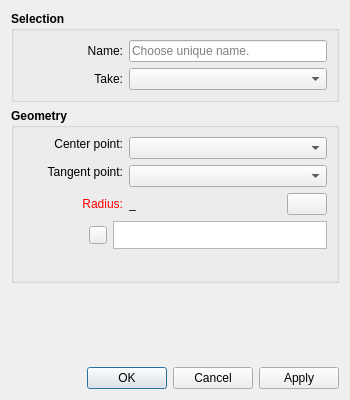
The window that src/libs/vtools/dialogs/tools/intersect_circletangent_dialog.ui (FashionFreedom/Seamly2D) describes before a commit, drawn with Qt 5.
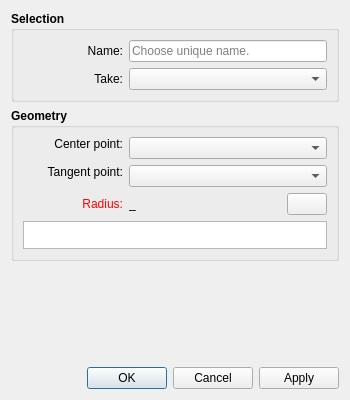
The same window after the commit. Icons and pictures are not drawn. Custom widgets are drawn as their Qt base class.

```diff
--- a/src/libs/vtools/dialogs/tools/intersect_circletangent_dialog.ui
+++ b/src/libs/vtools/dialogs/tools/intersect_circletangent_dialog.ui
@@ -52,12 +52,7 @@
        <property name="title">
         <string>Selection</string>
        </property>
-       <layout class="QVBoxLayout" name="verticalLayout">
-        <item>
          <layout class="QFormLayout" name="formLayout">
-          <property name="labelAlignment">
-           <set>Qt::AlignRight|Qt::AlignTrailing|Qt::AlignVCenter</set>
-          </property>
           <item row="0" column="0">
            <widget class="QLabel" name="labelEditNamePoint">
             <property name="sizePolicy">
@@ -165,8 +160,6 @@
            </widget>
           </item>
          </layout>
-        </item>
-       </layout>
       </widget>
      </item>
      <item>
@@ -174,7 +167,7 @@
        <property name="minimumSize">
         <size>
          <width>240</width>
-         <height>175</height>
+         <height>0</height>
         </size>
        </property>
        <property name="font">
@@ -186,7 +179,7 @@
        <property name="title">
         <string>Geometry</string>
        </property>
-       <layout class="QVBoxLayout" name="verticalLayout_2">
+       <layout class="QVBoxLayout" name="verticalLayout">
         <item>
          <layout class="QFormLayout" name="formLayout_2">
           <property name="labelAlignment">
@@ -416,69 +409,7 @@
          </layout>
         </item>
         <item>
-         <layout class="QHBoxLayout" name="horizontalLayout_6">
-          <item>
-           <widget class="QLabel" name="label_2">
-            <property name="sizePolicy">
-             <sizepolicy hsizetype="Fixed" vsizetype="Preferred">
-              <horstretch>0</horstretch>
-              <verstretch>0</verstretch>
-             </sizepolicy>
-            </property>
-            <property name="minimumSize">
-             <size>
-              <width>60</width>
-              <height>0</height>
-             </size>
-            </property>
-            <property name="font">
-             <font>
-              <pointsize>9</pointsize>
-              <bold>false</bold>
-             </font>
-            </property>
-            <property name="text">
-             <string/>
-            </property>
-           </widget>
-          </item>
-          <item>
-           <widget class="QPushButton" name="pushButtonGrowRadius">
-            <property name="maximumSize">
-             <size>
-              <width>18</width>
-              <height>18</height>
-             </size>
-            </property>
-            <property name="sizeIncrement">
-             <size>
-              <width>0</width>
-              <height>0</height>
-             </size>
-            </property>
-            <property name="toolTip">
-             <string>&lt;html&gt;&lt;head/&gt;&lt;body&gt;&lt;p&gt;Show full calculation in message box&lt;/p&gt;&lt;/body&gt;&lt;/html&gt;</string>
-            </property>
-            <property name="text">
-             <string notr="true"/>
-            </property>
-            <property name="icon">
-             <iconset resource="../../../vmisc/share/resources/theme.qrc">
-              <normaloff>:/icons/win.icon.theme/24x24/actions/go-down.png</normaloff>:/icons/win.icon.theme/24x24/actions/go-down.png</iconset>
-            </property>
-            <property name="iconSize">
-             <size>
-              <width>16</width>
-              <height>16</height>
-             </size>
-            </property>
-            <property name="flat">
-             <bool>false</bool>
-            </property>
-           </widget>
-          </item>
-          <item>
-           <widget class="QPlainTextEdit" name="plainTextEditRadius">
+         <widget class="ExpandingTextEdit" name="plainTextEditRadius">
             <property name="sizePolicy">
              <sizepolicy hsizetype="Expanding" vsizetype="Preferred">
               <horstretch>0</horstretch>
@@ -512,21 +443,6 @@
            </widget>
           </item>
          </layout>
-        </item>
-        <item>
-         <spacer name="verticalSpacer_2">
-          <property name="orientation">
-           <enum>Qt::Vertical</enum>
-          </property>
-          <property name="sizeHint" stdset="0">
-           <size>
-            <width>20</width>
-            <height>40</height>
-           </size>
-          </property>
-         </spacer>
-        </item>
-       </layout>
       </widget>
      </item>
      <item>
@@ -556,6 +472,13 @@
    </item>
   </layout>
  </widget>
+ <customwidgets>
+  <customwidget>
+   <class>ExpandingTextEdit</class>
+   <extends>QPlainTextEdit</extends>
+   <header>expandingtextedit.h</header>
+  </customwidget>
+ </customwidgets>
  <resources>
   <include location="../../../vmisc/share/resources/theme.qrc"/>
   <include location="../../../vmisc/share/resources/icon.qrc"/>
```
Left out of the diff: 4 changed lines with no effect on the pictures. Lines whose indentation alone changed are shown as unchanged.
